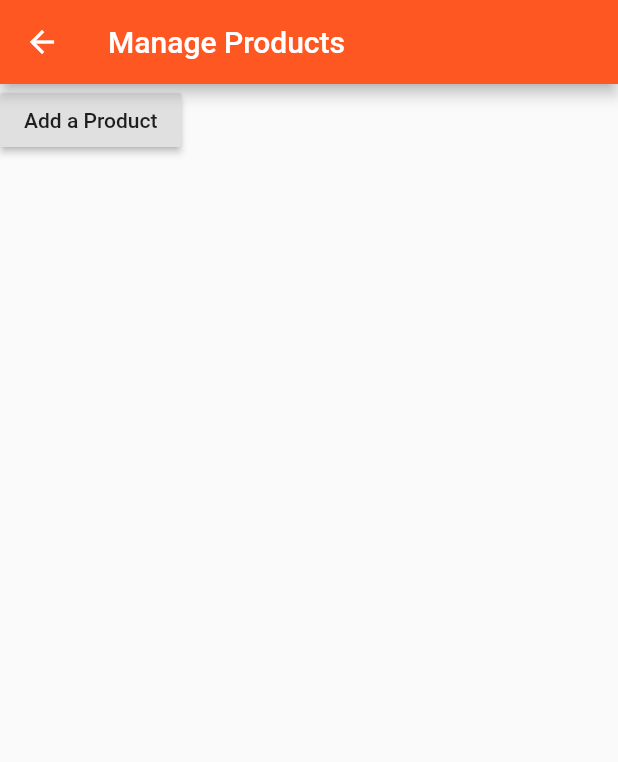
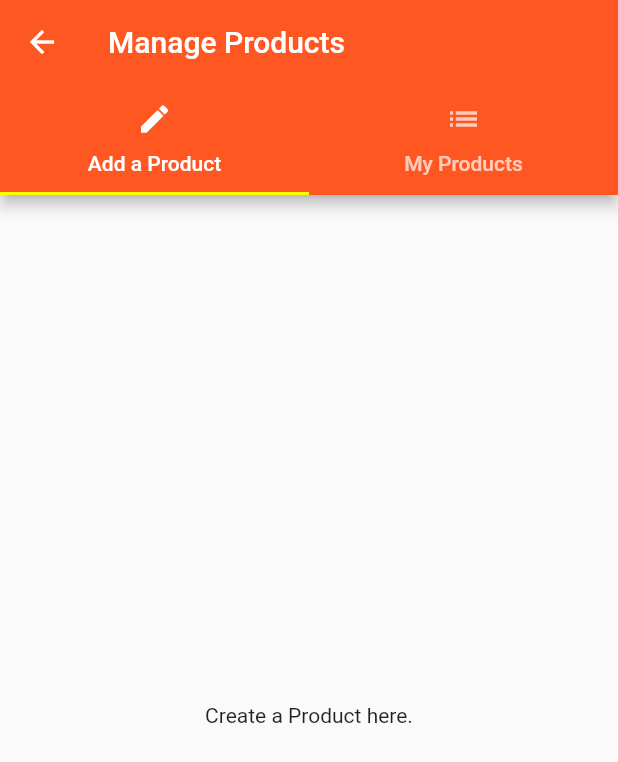
Before and after one commit to jsuryahyd/first-flutter-app, a Flutter app: the ProductsAdmin screen opened directly, on a phone screen of 412 x 824 dp. Shown: the top 762 px of the screen. Run offline on Flutter 3.47's test engine with Material 2 defaults, Android fonts, the phone set to English and light mode, and no system bars.

```diff
--- /dev/null
+++ b/lib/pages/productCreatePage.dart
@@ -0,0 +1,9 @@
+import 'package:flutter/material.dart';
+
+class ProductCreatePage extends StatelessWidget {
+  Widget build(context) {
+    return Container(
+      child: Center(child:Text('Create a Product here.')),
+    );
+  }
+}
--- /dev/null
+++ b/lib/pages/productListPage.dart
@@ -0,0 +1,9 @@
+import 'package:flutter/material.dart';
+
+class ProductListPage extends StatelessWidget {
+  Widget build(context) {
+    return Container(
+      child: Center(child:Text('Your List of Products here.')),
+    );
+  }
+}
--- a/lib/pages/productsAdmin.dart
+++ b/lib/pages/productsAdmin.dart
@@ -1,18 +1,30 @@
 import 'package:flutter/material.dart';
+import './productCreatePage.dart';
+import './productListPage.dart';
+
 
 class ProductsAdmin extends StatelessWidget {
   @override
   Widget build(BuildContext context) {
-    return Scaffold(
-      appBar: AppBar(
-        title: Text('Manage Products'),
-      ),
-      body: Container(
-        child: RaisedButton(
-            child: Text('Add a Product'),
-            onPressed: () {
-              print('hello...');
-            }),
+    return DefaultTabController(
+      length: 2,
+      child: Scaffold(
+        appBar: AppBar(
+            title: Text('Manage Products'),
+            bottom: TabBar(tabs: <Widget>[
+              Tab(
+                icon: Icon(Icons.create),
+                text: 'Add a Product',
+              ),
+              Tab(
+                icon: Icon(Icons.list),
+                text: 'My Products',
+              ),
+            ])),
+        body: TabBarView(children:<Widget>[
+          ProductCreatePage(),
+          ProductListPage()
+        ])
       ),
     );
   }
```
Also changed, not shown: lib/main.dart (+6 -1 lines), lib/pages/ProductsListPage.dart (+7 -7 lines).
